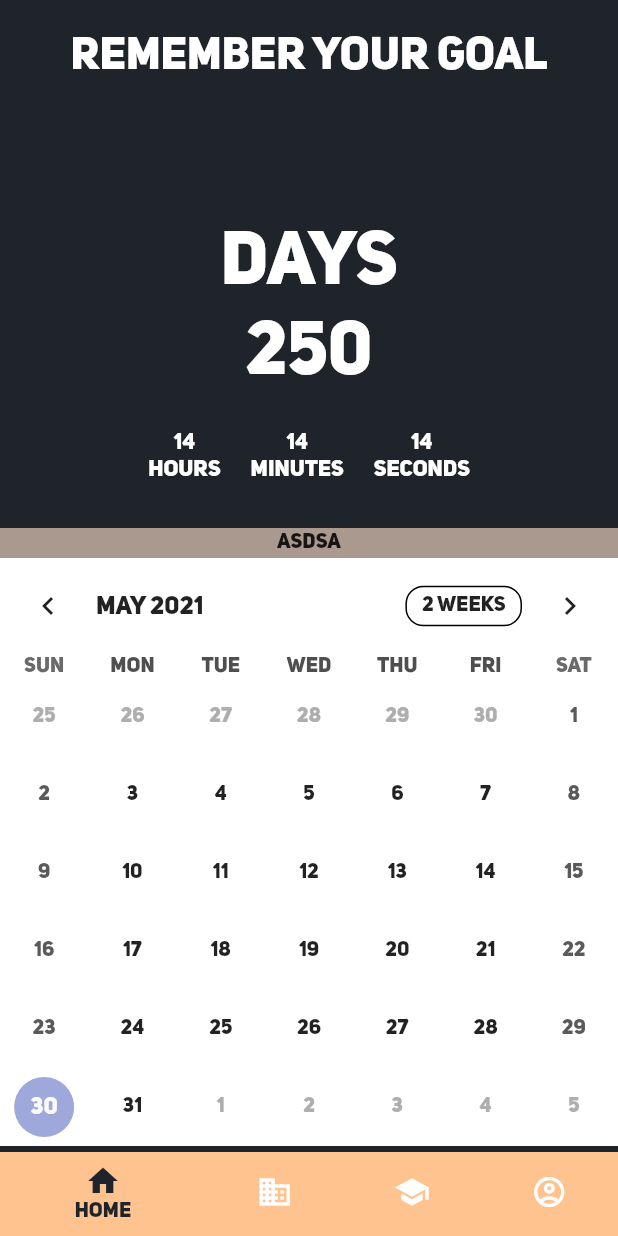
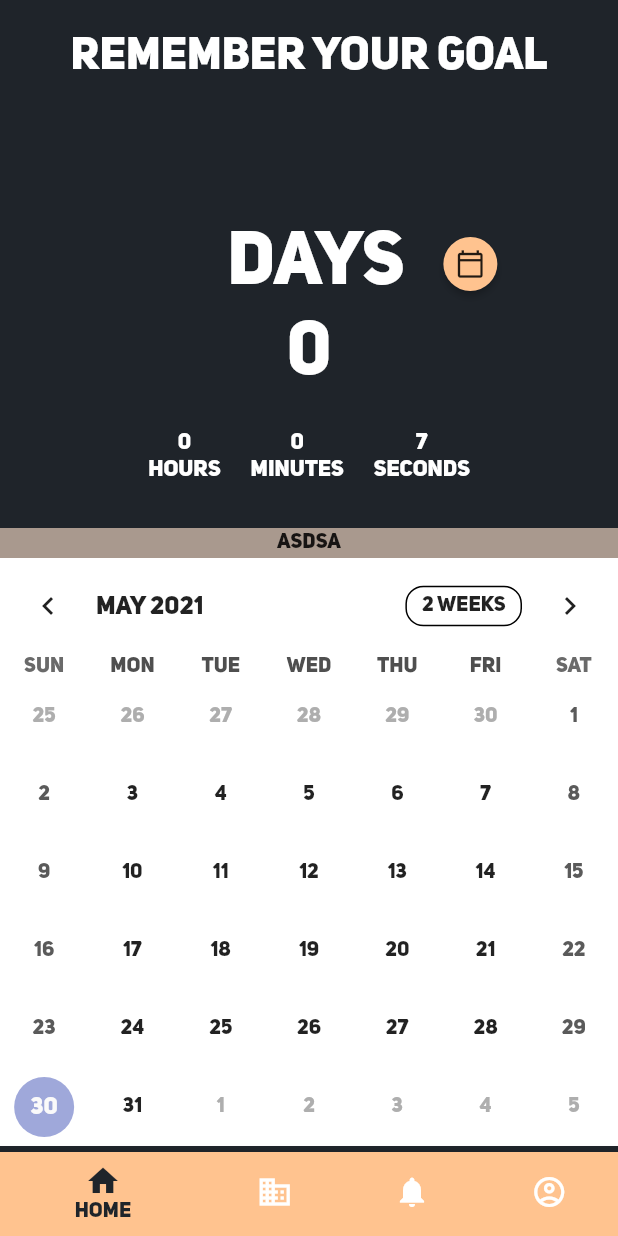
Before and after one commit to PhanukornKMITL/nofap_warrior, a Flutter app: the screen it shows after launch, on a phone screen of 412 x 824 dp. Run offline on Flutter 3.47's test engine with Material 2 defaults, Android fonts, the light colour scheme and no system bars; drawn by our look-alikes of table_calendar; our stand-ins replace hexcolor; project files that could hold a hidden picture were left out.

Commit message:
add count date and sub screen

```diff
--- a/lib/main.dart
+++ b/lib/main.dart
@@ -1,5 +1,6 @@
 import 'package:flutter/material.dart';
 import 'package:nofap_warriors/screen/Home/home.dart';
+import 'package:nofap_warriors/screen/estimate/estimate.dart';
 import 'package:nofap_warriors/screen/landing_page.dart';
 import 'package:nofap_warriors/screen/login.dart';
 import 'package:nofap_warriors/screen/register.dart';
@@ -25,6 +26,7 @@ class MyApp extends StatelessWidget {
         "/login":(context) => LoginPage(),
         "/register":(context) => RegisterPage(),
         "/home": (context) => HomePage(),
+        '/estimate': (context) => EstimatePage(),
 
       },
       initialRoute: "/home",
--- a/lib/screen/Home/home.dart
+++ b/lib/screen/Home/home.dart
@@ -1,15 +1,18 @@
 import 'package:flutter/material.dart';
 import 'package:hexcolor/hexcolor.dart';
-import 'package:nofap_warriors/screen/Home/homefragment.dart';
+import 'package:nofap_warriors/screen/estimate/estimate.dart';
+import 'package:nofap_warriors/screen/home/subscreen/homefragment.dart';
 
 class HomePage extends StatefulWidget {
+
   @override
-  _HomePageState createState() => _HomePageState();
+  HomePageState createState() => HomePageState();
 }
 
-class _HomePageState extends State<HomePage> {
+class HomePageState extends State<HomePage> {
 
   int _selectedIndex = 0;
+  bool appbarVisible = false;
   static  List<Widget> _widgetOptions = <Widget>[
     HomeFragment(),
     Text(
@@ -22,24 +25,30 @@ class _HomePageState extends State<HomePage> {
     ),
     Text(
       'Index 3: Settings',
+    ),
+    EstimatePage(),
 
-    ),
   ];
 
-  void _onItemTapped(int index) {
+  void onItemTapped(int index) {
     setState(() {
       _selectedIndex = index;
     });
   }
 
+  void visibleAppBar(bool boolean){
+
+  }
+
   @override
   Widget build(BuildContext context) {
     return Scaffold(
+      appBar: appbarVisible ? AppBar(backgroundColor: HexColor('#ffc38f'),) : null,
         backgroundColor: HexColor("#1f242a"),
         body: SafeArea(
     child: SingleChildScrollView(
           child: Center(
-        child: _widgetOptions.elementAt(_selectedIndex),
+        child: _widgetOptions.elementAt( _selectedIndex),
       ),
     ),
         ),
@@ -56,8 +65,8 @@ class _HomePageState extends State<HomePage> {
        backgroundColor: HexColor('#ffc38f'),
       ),
       BottomNavigationBarItem(
-        icon: Icon(Icons.school),
-        label: 'School',
+        icon: Icon(Icons.notifications),
+        label: 'Notification',
         backgroundColor: HexColor('#ffc38f'),
 
       ),
@@ -68,9 +77,9 @@ class _HomePageState extends State<HomePage> {
 
       ),
     ],
-    currentIndex: _selectedIndex,
+    currentIndex:  _selectedIndex,
     selectedItemColor: HexColor("#1f242a"),
-    onTap: _onItemTapped,
+    onTap: onItemTapped,
         ),
       );
   }
--- a/lib/screen/Home/homefragment.dart
+++ b/lib/screen/Home/subscreen/homefragment.dart
@@ -1,25 +1,66 @@
+import 'dart:async';
+
 import 'package:flutter/material.dart';
 import 'package:hexcolor/hexcolor.dart';
+import 'package:intl/intl.dart';
+import 'package:nofap_warriors/screen/estimate/estimate.dart';
 import 'package:table_calendar/table_calendar.dart';
 
 class HomeFragment extends StatefulWidget {
+
+  Function changeSubScreen;
+  HomeFragment({this.changeSubScreen});
+
+
   @override
   _HomeFragmentState createState() => _HomeFragmentState();
 }
 
 class _HomeFragmentState extends State<HomeFragment> {
-
   String days = "250";
   String hours = "14";
   String minutes = "14";
   String seconds = "14";
+  Timer _timer;
+  bool change = false;
 
 
+  //DateTime lasted = DateTime.utc(2021, DateTime.may, 28);
 
+  @override
+  void initState() {
+    super.initState();
+
+    Duration difference;
+    DateTime currentTime;
+    DateTime lastedTime;
+    // sets first value
+
+    // defines a timer
+    lastedTime = DateTime.now();
+    _timer = Timer.periodic(Duration(seconds: 1), (Timer t) {
+      setState(() {
+        currentTime = DateTime.now();
+        difference = currentTime.difference(lastedTime);
+        days = difference.inDays.toString();
+        hours = (difference.inHours % 24).toString();
+        minutes = (difference.inMinutes % 60).toString();
+        seconds = (difference.inSeconds % 60).toString();
+
+        //print("Days ${difference.inDays} Hours ${difference.inHours % 24} minutes ${difference.inMinutes % 60} seconds ${difference.inSeconds % 60}");
+      });
+    });
+  }
+
+  @override
+  void dispose() {
+    _timer?.cancel();
+    super.dispose();
+  }
 
   @override
   Widget build(BuildContext context) {
-    return Column(
+    return  change ? EstimatePage(): Column(
       children: <Widget>[
         SizedBox(
           height: 20.0,
@@ -35,6 +76,10 @@ class _HomeFragmentState extends State<HomeFragment> {
         SizedBox(
           height: 90.0,
         ),
+        Row(
+          mainAxisAlignment: MainAxisAlignment.center,
+          children: [
+            SizedBox(width: 97.0,),
             Text(
               'Days',
               style: TextStyle(
@@ -42,6 +87,25 @@ class _HomeFragmentState extends State<HomeFragment> {
                 fontWeight: FontWeight.bold,
                 fontSize: 50.0,
               ),
+            ),
+            RawMaterialButton(
+              onPressed: () {
+               //Navigator.pushNamed(context, '/estimate');
+               setState(() {
+                 change = true;
+               });
+              },
+              elevation: 2.0,
+              fillColor: HexColor('#ffc38f'),
+              child: Icon(
+                Icons.calendar_today_outlined,
+                size: 20.0,
+              ),
+
+
+              shape: CircleBorder(),
+            ),
+          ],
         ),
         Text(
           days,
@@ -138,7 +202,6 @@ class _HomeFragmentState extends State<HomeFragment> {
             ),
           ],
         ),
-
         Container(
           color: Colors.white,
           child: TableCalendar(
@@ -149,5 +212,6 @@ class _HomeFragmentState extends State<HomeFragment> {
         ),
       ],
     );
+
   }
 }
--- /dev/null
+++ b/lib/screenlogic/appbar_manager.dart
@@ -0,0 +1,5 @@
+class AppBarManager {
+
+
+
+}
--- a/pubspec.yaml
+++ b/pubspec.yaml
@@ -30,6 +30,7 @@ dependencies:
   # Use with the CupertinoIcons class for iOS style icons.
   cupertino_icons: ^1.0.2
   hexcolor: ^2.0.3
+  intl: ^0.17.0
 
 dev_dependencies:
   flutter_test:
```
Also changed, not shown: lib/screen/estimate/estimate.dart (added, +10 -0 lines), lib/services/time.dart (deleted, +0 -10 lines), pubspec.lock. Lines whose indentation alone changed are shown as unchanged.
